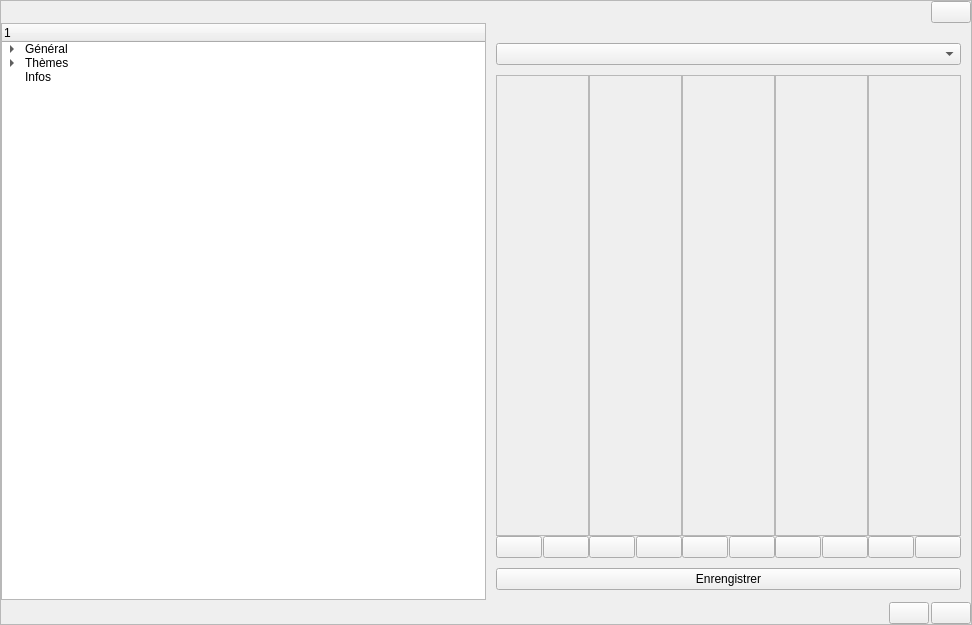
Old version of the form src/gui/Dlg/option.ui in the repository LaM0uette/PySide6_Blank_Project_demo.
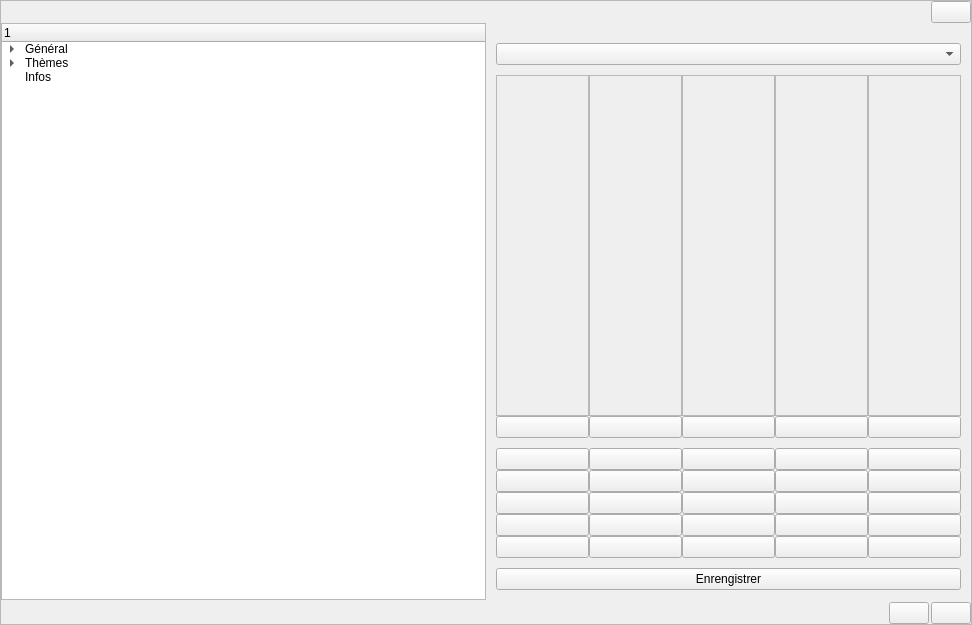
New version of the form.

What changed in the file:
```diff
--- a/src/gui/Dlg/option.ui
+++ b/src/gui/Dlg/option.ui
@@ -779,14 +779,7 @@
                 <item row="1" column="0">
                  <widget class="QPushButton" name="pb_opt_tcolors_th1_cophex"/>
                 </item>
-                <item row="1" column="1">
-                 <widget class="QPushButton" name="pb_opt_tcolors_th1_lock">
-                  <property name="checkable">
-                   <bool>true</bool>
-                  </property>
-                 </widget>
-                </item>
-                <item row="0" column="0" colspan="2">
+                <item row="0" column="0">
                  <widget class="QFrame" name="fr_opt_tcolors_th1">
                   <property name="frameShape">
                    <enum>QFrame::StyledPanel</enum>
@@ -809,14 +802,7 @@
                 <item row="2" column="0">
                  <widget class="QPushButton" name="pb_opt_tcolors_th2_cophex"/>
                 </item>
-                <item row="2" column="1">
-                 <widget class="QPushButton" name="pb_opt_tcolors_th2_lock">
-                  <property name="checkable">
-                   <bool>true</bool>
-                  </property>
-                 </widget>
-                </item>
-                <item row="0" column="0" colspan="2">
+                <item row="0" column="0">
                  <widget class="QFrame" name="fr_opt_tcolors_th2">
                   <property name="frameShape">
                    <enum>QFrame::StyledPanel</enum>
@@ -839,14 +825,7 @@
                 <item row="1" column="0">
                  <widget class="QPushButton" name="pb_opt_tcolors_th3_cophex"/>
                 </item>
-                <item row="1" column="1">
-                 <widget class="QPushButton" name="pb_opt_tcolors_th3_lock">
-                  <property name="checkable">
-                   <bool>true</bool>
-                  </property>
-                 </widget>
-                </item>
-                <item row="0" column="0" colspan="2">
+                <item row="0" column="0">
                  <widget class="QFrame" name="fr_opt_tcolors_th3">
                   <property name="frameShape">
                    <enum>QFrame::StyledPanel</enum>
@@ -869,14 +848,7 @@
                 <item row="1" column="0">
                  <widget class="QPushButton" name="pb_opt_tcolors_bn1_cophex"/>
                 </item>
-                <item row="1" column="1">
-                 <widget class="QPushButton" name="pb_opt_tcolors_bn1_lock">
-                  <property name="checkable">
-                   <bool>true</bool>
-                  </property>
-                 </widget>
-                </item>
-                <item row="0" column="0" colspan="2">
+                <item row="0" column="0">
                  <widget class="QFrame" name="fr_opt_tcolors_bn1">
                   <property name="frameShape">
                    <enum>QFrame::StyledPanel</enum>
@@ -899,14 +871,7 @@
                 <item row="1" column="0">
                  <widget class="QPushButton" name="pb_opt_tcolors_bn2_cophex"/>
                 </item>
-                <item row="1" column="1">
-                 <widget class="QPushButton" name="pb_opt_tcolors_bn2_lock">
-                  <property name="checkable">
-                   <bool>true</bool>
-                  </property>
-                 </widget>
-                </item>
-                <item row="0" column="0" colspan="2">
+                <item row="0" column="0">
                  <widget class="QFrame" name="fr_opt_tcolors_bn2">
                   <property name="frameShape">
                    <enum>QFrame::StyledPanel</enum>
@@ -920,6 +885,88 @@
               </item>
              </layout>
             </item>
+            <item>
+             <layout class="QGridLayout" name="gridLayout">
+              <property name="spacing">
+               <number>0</number>
+              </property>
+              <item row="0" column="0">
+               <widget class="QPushButton" name="pb_opt_tcolors_hex1"/>
+              </item>
+              <item row="0" column="1">
+               <widget class="QPushButton" name="pb_opt_tcolors_hex2"/>
+              </item>
+              <item row="0" column="3">
+               <widget class="QPushButton" name="pb_opt_tcolors_hex4"/>
+              </item>
+              <item row="0" column="2">
+               <widget class="QPushButton" name="pb_opt_tcolors_hex3"/>
+              </item>
+              <item row="0" column="4">
+               <widget class="QPushButton" name="pb_opt_tcolors_hex5"/>
+              </item>
+              <item row="2" column="0">
+               <widget class="QPushButton" name="pb_opt_tcolors_hex11"/>
+              </item>
+              <item row="1" column="0">
+               <widget class="QPushButton" name="pb_opt_tcolors_hex6"/>
+              </item>
+              <item row="3" column="0">
+               <widget class="QPushButton" name="pb_opt_tcolors_hex16"/>
+              </item>
+              <item row="4" column="0">
+               <widget class="QPushButton" name="pb_opt_tcolors_hex21"/>
+              </item>
+              <item row="1" column="1">
+               <widget class="QPushButton" name="pb_opt_tcolors_hex7"/>
+              </item>
+              <item row="1" column="2">
+               <widget class="QPushButton" name="pb_opt_tcolors_hex8"/>
+              </item>
+              <item row="1" column="3">
+               <widget class="QPushButton" name="pb_opt_tcolors_hex9"/>
+              </item>
+              <item row="1" column="4">
+               <widget class="QPushButton" name="pb_opt_tcolors_hex10"/>
+              </item>
+              <item row="2" column="4">
+               <widget class="QPushButton" name="pb_opt_tcolors_hex15"/>
+              </item>
+              <item row="3" column="4">
+               <widget class="QPushButton" name="pb_opt_tcolors_hex20"/>
+              </item>
+              <item row="4" column="4">
+               <widget class="QPushButton" name="pb_opt_tcolors_hex25"/>
+              </item>
+              <item row="4" column="3">
+               <widget class="QPushButton" name="pb_opt_tcolors_hex24"/>
+              </item>
+              <item row="4" column="2">
+               <widget class="QPushButton" name="pb_opt_tcolors_hex23"/>
+              </item>
+              <item row="4" column="1">
+               <widget class="QPushButton" name="pb_opt_tcolors_hex22"/>
+              </item>
+              <item row="3" column="1">
+               <widget class="QPushButton" name="pb_opt_tcolors_hex17"/>
+              </item>
+              <item row="2" column="1">
+               <widget class="QPushButton" name="pb_opt_tcolors_hex12"/>
+              </item>
+              <item row="2" column="2">
+               <widget class="QPushButton" name="pb_opt_tcolors_hex13"/>
+              </item>
+              <item row="2" column="3">
+               <widget class="QPushButton" name="pb_opt_tcolors_hex14"/>
+              </item>
+              <item row="3" column="3">
+               <widget class="QPushButton" name="pb_opt_tcolors_hex19"/>
+              </item>
+              <item row="3" column="2">
+               <widget class="QPushButton" name="pb_opt_tcolors_hex18"/>
+              </item>
+             </layout>
+            </item>
             <item>
              <widget class="QPushButton" name="pb_opt_tcolors_save">
               <property name="text">
```
